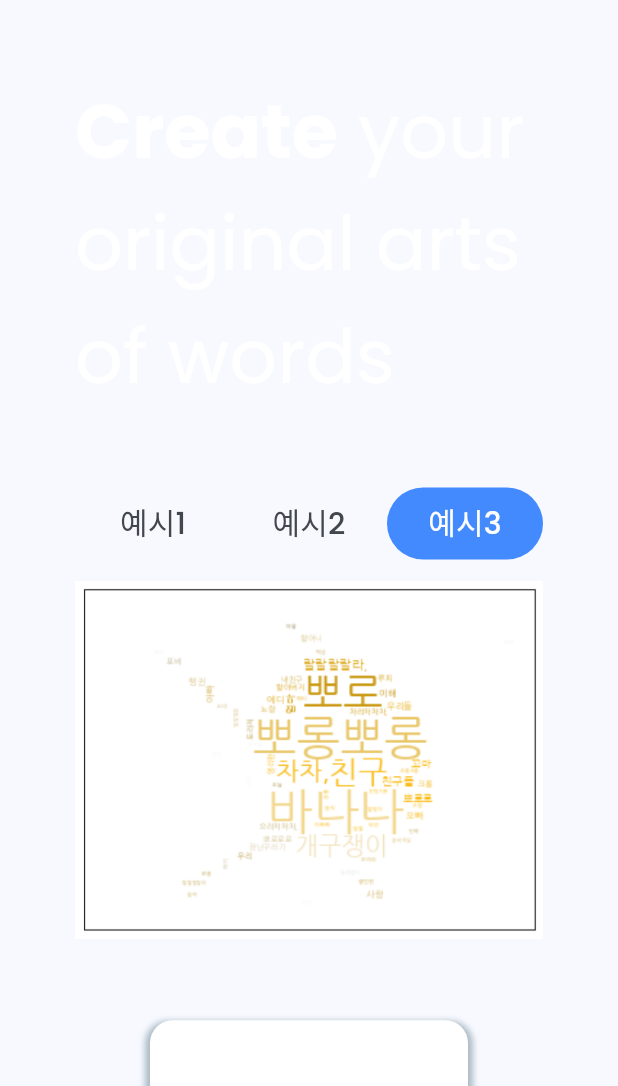
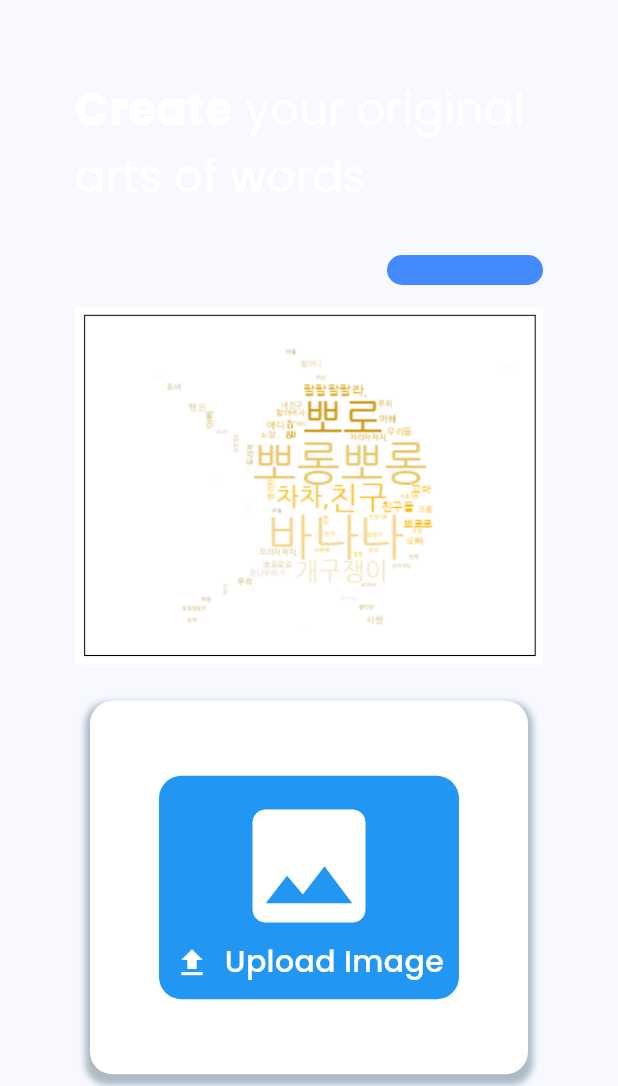
Before and after one commit to Deopoler/word-cloud-kintex, a Flutter app: the screen it shows after launch, on a phone screen of 412 x 824 dp, the part 150-1236 px from its top. Run offline on Flutter 3.47's test engine with Material 2 defaults, Android fonts, the phone set to English and light mode, and no system bars; our stand-ins replace google_fonts, image_picker.

Commit message:
style: resize widgets

```diff
--- a/lib/screens/home_screen.dart
+++ b/lib/screens/home_screen.dart
@@ -43,20 +43,20 @@ class HomeScreen extends StatelessWidget {
                   text: TextSpan(
                     text: "Create",
                     style: GoogleFonts.poppins(
-                        fontSize: 50, fontWeight: FontWeight.bold),
+                        fontSize: 30, fontWeight: FontWeight.bold),
                     children: [
                       TextSpan(
                         text: " your original arts of words",
                         style: GoogleFonts.poppins(
-                            fontSize: 50, fontWeight: FontWeight.w400),
+                            fontSize: 30, fontWeight: FontWeight.w400),
                       ),
                     ],
                   ),
                 ),
               ),
-              const SizedBox(height: 50),
+              const SizedBox(height: 30),
               const ExampleImageTabBar(),
-              const SizedBox(height: 50),
+              const SizedBox(height: 20),
               const UploadImage(),
               const SizedBox(height: 100),
             ],
--- a/lib/widgets/example_image_tabbar_widget.dart
+++ b/lib/widgets/example_image_tabbar_widget.dart
@@ -1,7 +1,6 @@
 import 'dart:async';
 
 import 'package:flutter/material.dart';
-import 'package:google_fonts/google_fonts.dart';
 
 class ExampleImageTabBar extends StatefulWidget {
   const ExampleImageTabBar({super.key});
@@ -42,37 +41,38 @@ class _ExampleImageTabBarState extends State<ExampleImageTabBar>
     return Column(
       mainAxisAlignment: MainAxisAlignment.spaceAround,
       children: [
-        TabBar(
+        PreferredSize(
+          preferredSize: const Size.fromHeight(20),
+          child: SizedBox(
+            height: 20,
+            child: TabBar(
               indicator: BoxDecoration(
-              borderRadius: BorderRadius.circular(50), // Creates border
-              color: Colors.blueAccent),
+                borderRadius: BorderRadius.circular(20), // Creates border
+                color: Colors.blueAccent,
+              ),
               labelColor: Colors.white,
               controller: _nestedTabController,
               indicatorSize: TabBarIndicatorSize.tab,
               dividerColor: Colors.transparent,
-          tabs: [
+              tabs: const [
                 Tab(
-              child: Text(
-                "예시1",
-                style: GoogleFonts.poppins(
-                    fontSize: 20, fontWeight: FontWeight.w500),
+                  child: SizedBox(
+                    height: 10,
                   ),
                 ),
                 Tab(
-              child: Text(
-                "예시2",
-                style: GoogleFonts.poppins(
-                    fontSize: 20, fontWeight: FontWeight.w500),
+                  child: SizedBox(
+                    height: 10,
                   ),
                 ),
                 Tab(
-              child: Text(
-                "예시3",
-                style: GoogleFonts.poppins(
-                    fontSize: 20, fontWeight: FontWeight.w500),
+                  child: SizedBox(
+                    height: 10,
                   ),
                 ),
               ],
+            ),
+          ),
         ),
         const SizedBox(
           height: 10,
@@ -81,7 +81,6 @@ class _ExampleImageTabBarState extends State<ExampleImageTabBar>
           height: screenHeight * 0.3,
           child: TabBarView(
             controller: _nestedTabController,
-            physics: const NeverScrollableScrollPhysics(),
             children: [
               Image.asset("assets/example1.png"),
               Image.asset("assets/example2.png"),
--- a/lib/widgets/upload_image_widget.dart
+++ b/lib/widgets/upload_image_widget.dart
@@ -29,7 +29,7 @@ class _UploadImageState extends State<UploadImage> {
           getImage(ImageSource.gallery);
         },
         child: Container(
-          margin: const EdgeInsets.symmetric(horizontal: 50.0),
+          margin: const EdgeInsets.symmetric(horizontal: 10.0),
           decoration: BoxDecoration(
             borderRadius: BorderRadius.circular(15.0),
             boxShadow: [
```
Lines whose indentation alone changed are shown as unchanged.
